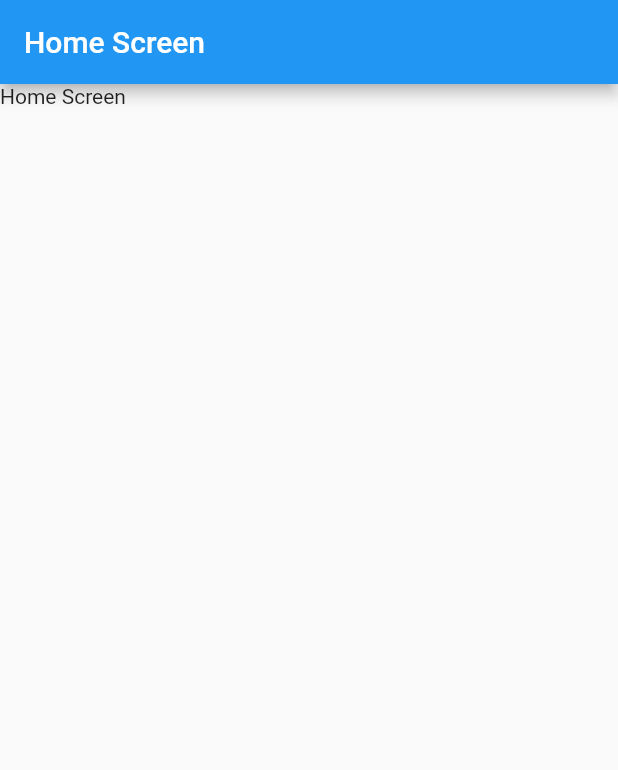
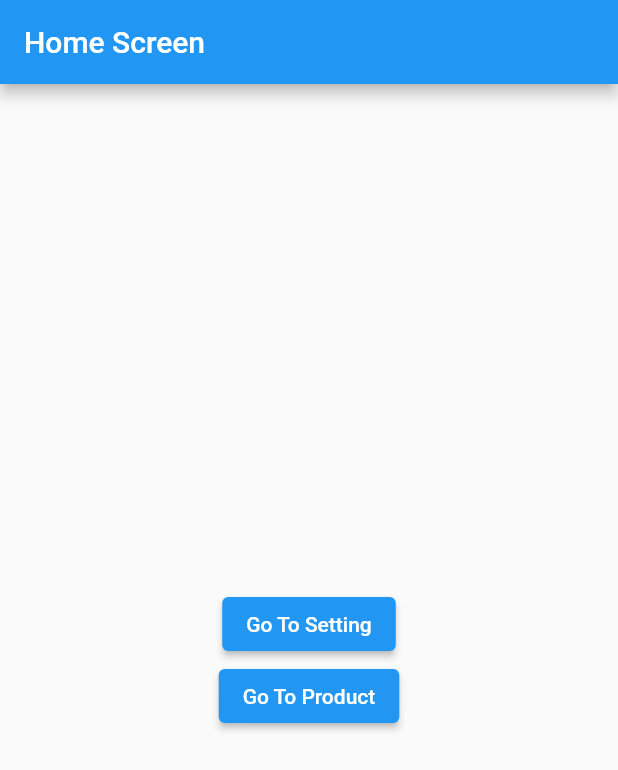
Before and after one commit to aprxty3/product_scanner, a Flutter app: the screen it shows after launch, on a phone screen of 412 x 824 dp. Shown: the top 770 px of the screen. Run offline on Flutter 3.47's test engine with Material 2 defaults, Android fonts, the phone set to English and light mode, and no system bars; our stand-ins replace firebase_core, go_router; accounts and stored records are empty.

Commit message:
implement go route

```diff
--- a/lib/routes/router.dart
+++ b/lib/routes/router.dart
@@ -1,16 +1,24 @@
 import 'package:go_router/go_router.dart';
 import 'package:product_scanner/screen/error_screen.dart';
 import 'package:product_scanner/screen/home_screen.dart';
+import 'package:product_scanner/screen/product_screen.dart';
 import 'package:product_scanner/screen/setting_screen.dart';
+export 'package:go_router/go_router.dart';
+// part 'routes_name.dart';
 
 final router = GoRouter(
   errorBuilder: (context, state) => const ErrorScreen(),
   routes: [
     GoRoute(
-      path: '/',
-      builder: (context, state) => const HomeScreen(),
-    ),
+        path: '/',
+        builder: (context, state) => const HomeScreen(),
+        routes: [
+          GoRoute(
+            path: 'product',
+            builder: (context, state) => const ProductScreen(),
+          )
+        ]),
     GoRoute(
-        path: 'seetings', builder: (context, state) => const SettingScreen()),
+        path: '/setings', builder: (context, state) => const SettingScreen()),
   ],
 );
--- a/lib/screen/error_screen.dart
+++ b/lib/screen/error_screen.dart
@@ -7,9 +7,9 @@ class ErrorScreen extends StatelessWidget {
   Widget build(BuildContext context) {
     return Scaffold(
       appBar: AppBar(
-        title: const Text('Home Screen'),
+        title: const Text('Error Screen'),
       ),
-      body: const Text('Home Screen'),
+      body: const Text('Error Screen'),
     );
   }
 }
--- a/lib/screen/home_screen.dart
+++ b/lib/screen/home_screen.dart
@@ -1,4 +1,5 @@
 import 'package:flutter/material.dart';
+import 'package:product_scanner/routes/router.dart';
 
 class HomeScreen extends StatelessWidget {
   const HomeScreen({super.key});
@@ -9,7 +10,23 @@ class HomeScreen extends StatelessWidget {
       appBar: AppBar(
         title: const Text('Home Screen'),
       ),
-      body: const Text('Home Screen'),
+      body: Center(
+        child: Column(
+          mainAxisAlignment: MainAxisAlignment.center,
+          children: [
+            ElevatedButton(
+                onPressed: () {
+                  GoRouter.of(context).go('/setings');
+                },
+                child: Text('Go To Setting')),
+            ElevatedButton(
+                onPressed: () {
+                  GoRouter.of(context).go('/product');
+                },
+                child: Text('Go To Product')),
+          ],
+        ),
+      ),
     );
   }
 }
--- /dev/null
+++ b/lib/screen/product_screen.dart
@@ -0,0 +1,15 @@
+import 'package:flutter/material.dart';
+
+class ProductScreen extends StatelessWidget {
+  const ProductScreen({super.key});
+
+  @override
+  Widget build(BuildContext context) {
+    return Scaffold(
+      appBar: AppBar(
+        title: const Text('All Product'),
+      ),
+      body: const Text('All Product'),
+    );
+  }
+}
```
Also changed, not shown: lib/routes/routes_name.dart (added, +7 -0 lines), lib/screen/setting_screen.dart (+6 -1 lines).
